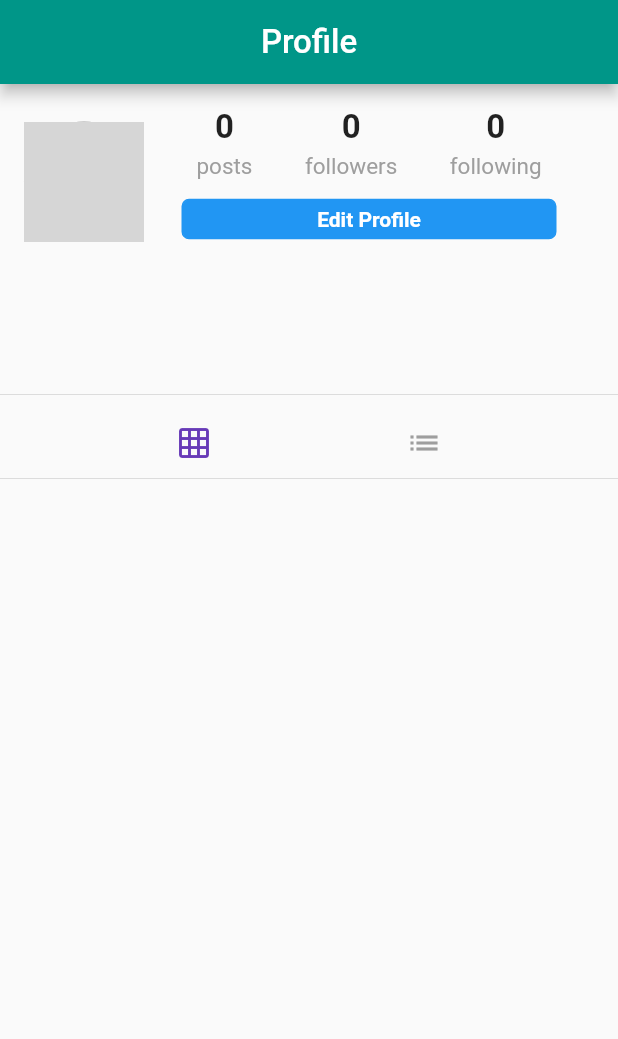
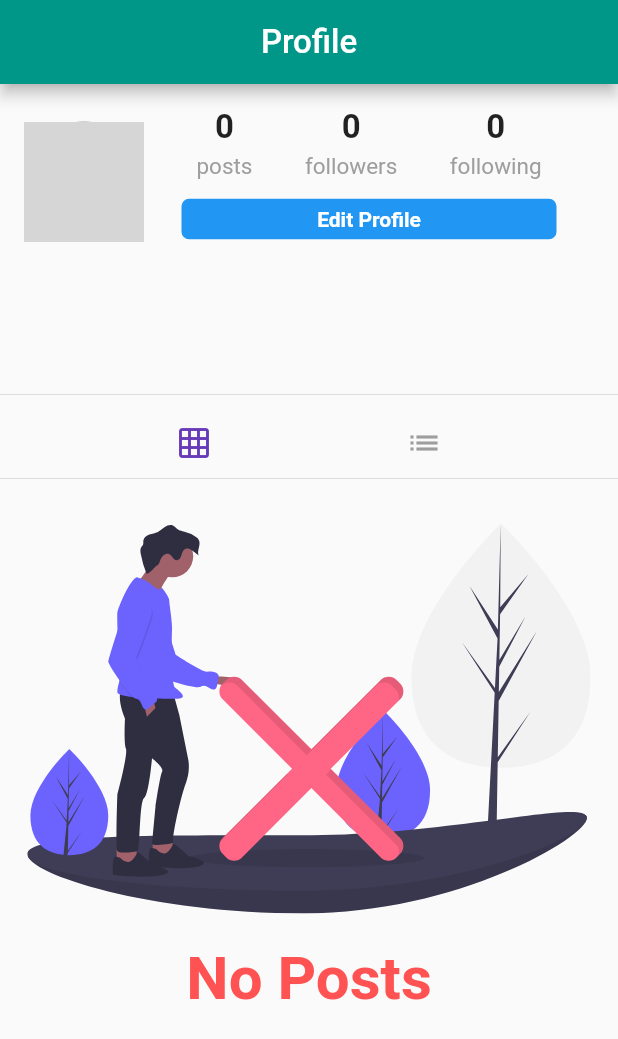
Before and after one commit to Amorem/FlutterSocial, a Flutter app: the Profile screen opened directly, on a phone screen of 412 x 824 dp. Shown: the top 1039 px of the screen. Run offline on Flutter 3.47's test engine with Material 2 defaults, Android fonts, the phone set to English and light mode, and no system bars; our stand-ins replace cached_network_image, cloud_firestore, firebase_storage, flutter_svg, geolocator, google_sign_in and 1 more; accounts and stored records are empty; network calls fail; grey boxes are pictures that could not be loaded.

Commit message:
Add no-content splash

```diff
--- a/lib/pages/profile.dart
+++ b/lib/pages/profile.dart
@@ -1,6 +1,7 @@
 import 'package:cached_network_image/cached_network_image.dart';
 import 'package:cloud_firestore/cloud_firestore.dart';
 import 'package:flutter/material.dart';
+import 'package:flutter_svg/svg.dart';
 import 'package:fluttershare/models/post.dart';
 import 'package:fluttershare/widgets/post_tile.dart';
 import '../widgets/post_widget.dart';
@@ -184,6 +185,26 @@ class _ProfileState extends State<Profile> {
   buildProfilePosts() {
     if (isLoading) {
       return circularProgress();
+    } else if (posts.isEmpty) {
+      return Container(
+        padding: EdgeInsets.only(top: 30.0),
+        child: Column(
+          mainAxisAlignment: MainAxisAlignment.center,
+          children: <Widget>[
+            SvgPicture.asset('assets/images/no_content.svg', height: 260),
+            Padding(
+              padding: EdgeInsets.only(top: 20),
+              child: Text(
+                'No Posts',
+                style: TextStyle(
+                    color: Colors.redAccent,
+                    fontSize: 40.0,
+                    fontWeight: FontWeight.bold),
+              ),
+            )
+          ],
+        ),
+      );
     } else if (postOrientation == 'grid') {
       List<GridTile> gridTiles = [];
       posts.forEach((post) {
```
